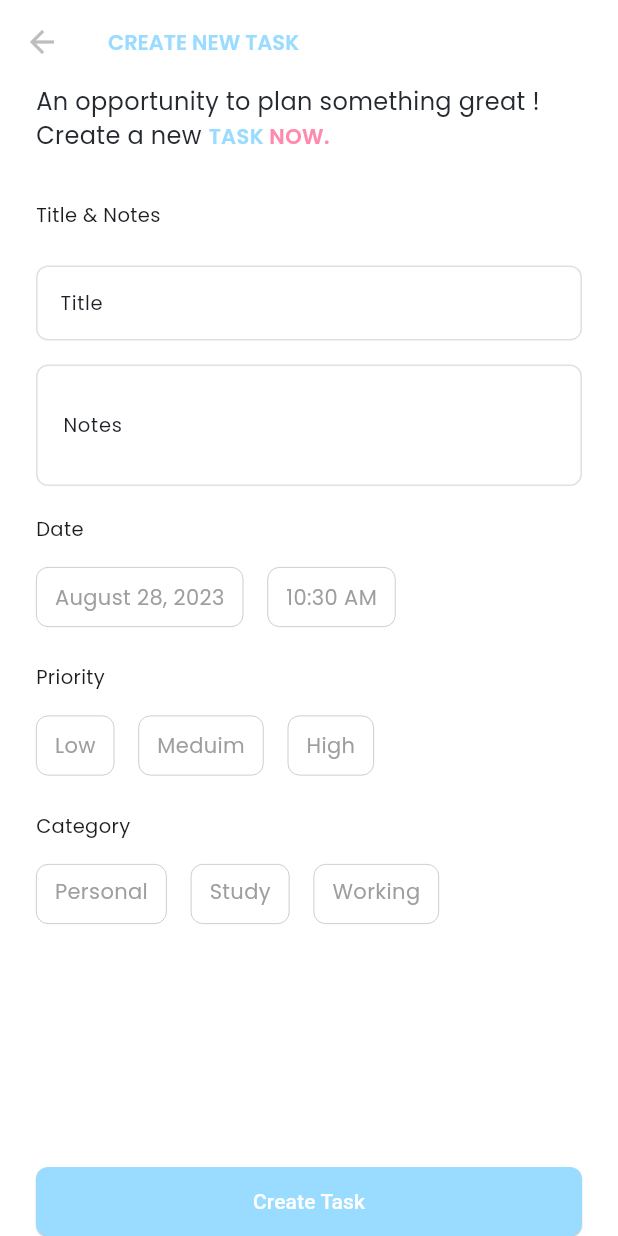
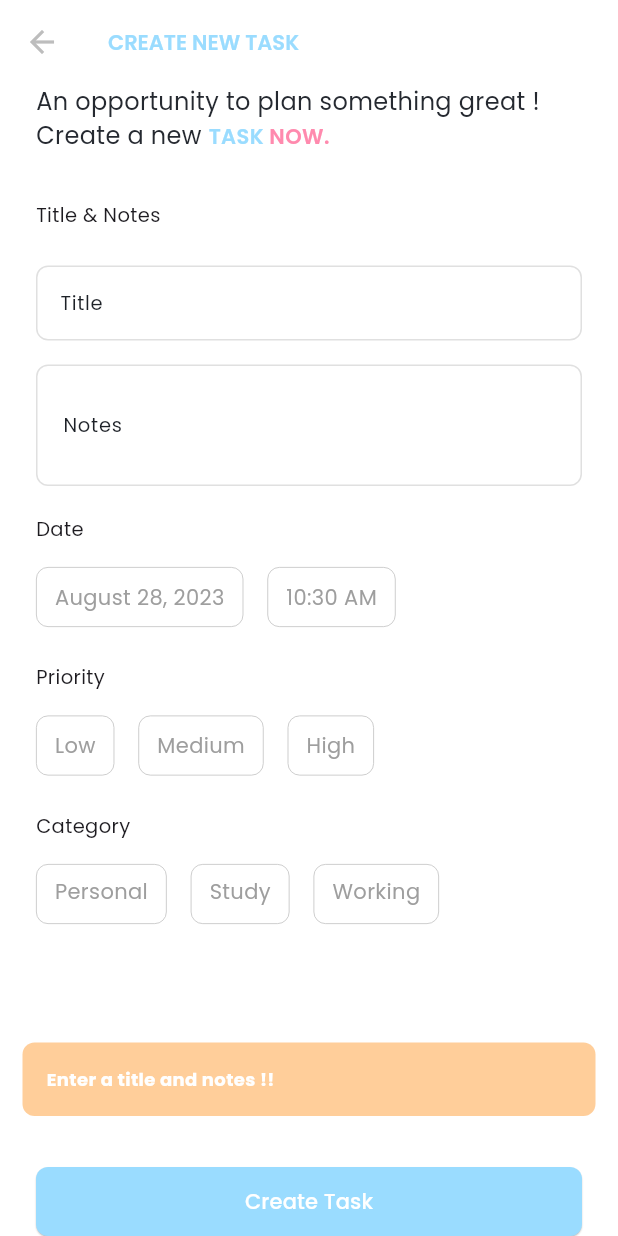
Before and after one commit to cookkiees/flutter_task_app, a Flutter app: the ScheduleCreateScreen screen opened by its route, after a tap on "Create Task", on a phone screen of 412 x 824 dp. Run offline on Flutter 3.47's test engine with Material 3 defaults, Android fonts, the phone set to English and light mode, and no system bars; our stand-ins replace carousel_slider, cloud_firestore, firebase_auth, firebase_core, get, google_fonts and 2 more; accounts and stored records are empty.

Commit message:
fix data

```diff
--- a/lib/app/core/helpers/task_info.dart
+++ b/lib/app/core/helpers/task_info.dart
@@ -8,13 +8,17 @@ class TaskInfo {
     ScaffoldMessenger.of(Get.context!).showSnackBar(
       SnackBar(
         elevation: 0,
-        backgroundColor: MyColors.darkPrimary,
+        backgroundColor: MyColors.orange,
         padding: const EdgeInsets.all(16),
-        shape: RoundedRectangleBorder(borderRadius: BorderRadius.circular(12)),
+        shape: RoundedRectangleBorder(borderRadius: BorderRadius.circular(8)),
         behavior: SnackBarBehavior.floating,
         content: Text(
           '$message!!',
-          style: MyText.subtitleStyle(color: Colors.white),
+          style: MyText.defaultStyle(
+            color: Colors.white,
+            fontSize: 12,
+            fontWeight: FontWeight.bold,
+          ),
         ),
         duration: const Duration(seconds: 2),
       ),
--- a/lib/app/core/services/firebase_firestore_service.dart
+++ b/lib/app/core/services/firebase_firestore_service.dart
@@ -1,11 +1,15 @@
 import 'package:cloud_firestore/cloud_firestore.dart';
+import 'package:flutter/material.dart';
 import 'package:get/get.dart';
-import 'package:task_app/app/core/services/firebase_result.dart';
-import 'package:task_app/app/core/services/firebase_result_type.dart';
+import 'package:intl/intl.dart';
 
+import '../../modules/schedule/entities/schedule_base_entity.dart';
 import '../helpers/task_logger.dart';
+import '../local_storage/shared_preference.dart';
 import 'firebase_request.dart';
 import 'firebase_request_method.dart';
+import 'firebase_result.dart';
+import 'firebase_result_type.dart';
 
 class FirebaseFirestoreService extends GetConnect {
   Future<FirestoreResult<DocumentSnapshot>> firestoreRequestUser(
@@ -23,7 +27,7 @@ class FirebaseFirestoreService extends GetConnect {
           return FirestoreResult(
             result: FirestoreResultType.success,
             data: documentSnapshot,
-            errorMessage: '',
+            meessage: '',
           );
         case FirestoreRequestMethod.post:
           await firestore
@@ -32,31 +36,167 @@ class FirebaseFirestoreService extends GetConnect {
               .set(request.data!);
           return FirestoreResult(
             result: FirestoreResultType.success,
-            errorMessage: '',
+            meessage: '',
           );
         default:
           return FirestoreResult(
             result: FirestoreResultType.failure,
-            errorMessage: 'Unsupported request method.',
+            meessage: 'Unsupported request method.',
           );
       }
     } catch (error) {
       return FirestoreResult(
         result: FirestoreResultType.failure,
-        errorMessage: error.toString(),
+        meessage: error.toString(),
       );
-    } finally {}
+    }
   }
 
   Future<void> debugPrintFirestore(
       FirebaseFirestoreRequest request, Object? documentSnapshot) async {
-    TaskLogger.logDebug(
-        '----------------- FIREBASE FIRESTORE -----------------');
+    TaskLogger.logDebug('----------------- FIRESTORE USER -----------------');
     TaskLogger.logDebug('Method: ${request.method}');
     TaskLogger.logDebug('Collection: ${request.collection}');
     TaskLogger.logDebug('Document ID: ${request.documentId}');
     TaskLogger.logDebug('Data: $documentSnapshot');
-    TaskLogger.logDebug(
-        '------------------------------------------------------');
+    TaskLogger.logDebug('----------------------------------------------------');
+  }
+
+  Future<FirestoreResult<List<ScheduleBaseEntity>>> firestoreRequestTask(
+      FirestoreRequestTask request) async {
+    FirebaseFirestore firestore = FirebaseFirestore.instance;
+    QuerySnapshot querySnapshot;
+    final userEmail = await SharedPref.getAccessTokenFrom();
+
+    ScheduleBaseEntity scheduleEntityFromDocumentSnapshot(
+        QueryDocumentSnapshot doc) {
+      Map<String, dynamic> data = doc.data() as Map<String, dynamic>;
+      return ScheduleBaseEntity.fromFirestoreData(data);
+    }
+
+    try {
+      switch (request.method) {
+        case FirestoreRequestMethod.get:
+          querySnapshot = await firestore
+              .collection('task')
+              .doc(userEmail)
+              .collection('monthly')
+              .doc(request.montly)
+              .collection("${request.date}")
+              .get();
+          final monthlyTask = querySnapshot.docs;
+          List<ScheduleBaseEntity> monthlyTaskEntities = monthlyTask
+              .map((doc) => scheduleEntityFromDocumentSnapshot(doc))
+              .toList();
+
+          debugPrintFirestoreTask(request, userEmail, monthlyTaskEntities);
+          return FirestoreResult(
+            result: FirestoreResultType.success,
+            data: monthlyTaskEntities,
+            meessage: '',
+          );
+        case FirestoreRequestMethod.post:
+          DateTime currentDate = DateTime.now();
+          DateTime requestDate = request.data!['date'];
+          String requestTimeStr = request.data!['time'] as String;
+          List<String> timeComponents = requestTimeStr.split(':');
+          TimeOfDay requestTime = TimeOfDay(
+            hour: int.parse(timeComponents[0]),
+            minute: int.parse(timeComponents[1]),
+          );
+          DateTime requestDateTime = DateTime(
+            requestDate.year,
+            requestDate.month,
+            requestDate.day,
+            requestTime.hour,
+            requestTime.minute,
+          );
+          if (requestDateTime.isBefore(currentDate)) {
+            return FirestoreResult(
+              result: FirestoreResultType.failure,
+              meessage: 'Cannot add data to past months or time.',
+            );
+          } else {
+            final task = FirebaseFirestore.instance.collection('task');
+            String releaseDate = DateFormat.MMMMd().format(requestDate);
+            String date = DateFormat.d().format(requestDate);
+            String timeString = requestTime.toString();
+            String releaseTime = timeString.replaceAll(RegExp(r'[^\d:]'), '');
+
+            final snapshot = await task
+                .doc(userEmail)
+                .collection('monthly')
+                .doc(request.montly)
+                .collection(date)
+                .get();
+
+            int taskId = calculateNewTaskId(snapshot.docs);
+
+            final DocumentReference documentRef = firestore
+                .collection('task')
+                .doc(userEmail)
+                .collection('monthly')
+                .doc(request.montly)
+                .collection(date)
+                .doc("$taskId");
+            await documentRef.set(request.data);
+            await documentRef.update({
+              'id': "$taskId",
+              'date': releaseDate,
+              'time': releaseTime,
+            });
+            debugPrintFirestoreTask(request, userEmail, null);
+            return FirestoreResult(
+              result: FirestoreResultType.success,
+              meessage: 'A new task has been added',
+            );
+          }
+        default:
+          return FirestoreResult(
+            result: FirestoreResultType.failure,
+            meessage: 'Unsupported request method.',
+          );
+      }
+    } catch (error) {
+      return FirestoreResult(
+        result: FirestoreResultType.failure,
+        meessage: error.toString(),
+      );
+    }
+  }
+
+  int calculateNewTaskId(List<DocumentSnapshot> categoryDocs) {
+    int maxId = 0;
+    for (var doc in categoryDocs) {
+      final id = int.tryParse(doc['id']);
+      if (id != null && id > maxId) {
+        maxId = id;
+      }
+    }
+    return maxId + 1;
+  }
+
+  Future<void> debugPrintFirestoreTask(FirestoreRequestTask? request,
+      String? documentId, List<ScheduleBaseEntity>? entity) async {
+    TaskLogger.logDebug('----------------- FIREBASE TASK  -----------------');
+    TaskLogger.logDebug('Method: ${request!.method}');
+    if (request.data != null || entity != []) {
+      TaskLogger.logDebug('Status: SUCCESS');
+    } else {
+      TaskLogger.logDebug('Status: FAILURE');
+    }
+    TaskLogger.logDebug('Collection : ${'TASK'}');
+    TaskLogger.logDebug('Document : $documentId');
+    TaskLogger.logDebug('Collection : ${'MONTHLY'}');
+    TaskLogger.logDebug('Document : ${request.montly}');
+    TaskLogger.logDebug('Collection : ${request.date}');
+    if (request.data != null) {
+      TaskLogger.logDebug('Document : ${request.data}');
+    }
+    if (entity != null) {
+      TaskLogger.logDebug('Document : $entity');
+    }
+
+    TaskLogger.logDebug('-------------------------------------------------');
   }
 }
--- a/lib/app/core/services/firebase_result.dart
+++ b/lib/app/core/services/firebase_result.dart
@@ -11,11 +11,11 @@ class FirebaseResult<T> {
 class FirestoreResult<T> {
   final FirestoreResultType result;
   final T? data;
-  final String? errorMessage;
+  final String? meessage;
 
   FirestoreResult({
     required this.result,
     this.data,
-    this.errorMessage,
+    this.meessage,
   });
 }
--- a/lib/app/modules/authentication/sign_in/controllers/sign_in_controller.dart
+++ b/lib/app/modules/authentication/sign_in/controllers/sign_in_controller.dart
@@ -13,7 +13,7 @@ import '../../models/user_base_view_model.dart';
 import 'sign_in_repository.dart';
 
 class SignInController extends GetxController {
-  final worker = Get.find<SignInRepository>();
+  final repository = Get.find<SignInRepository>();
   final firestore = Get.find<FirebaseFirestoreService>();
 
   final email = TextEditingController();
@@ -34,7 +34,7 @@ class SignInController extends GetxController {
   Future<void> handleGoogleSignIn() async {
     isLoadingGoogleSignIn.value = true;
     try {
-      final firebaseResult = await worker.prosesGoogleSignIn();
+      final firebaseResult = await repository.prosesGoogleSignIn();
       if (firebaseResult.result == FirebaseResultType.success) {
         User? currentUser = FirebaseAuth.instance.currentUser;
         FirebaseFirestoreRequest firestoreRequest;
@@ -67,7 +67,7 @@ class SignInController extends GetxController {
     isLoadingSignIn.value = true;
     try {
       final firebaseResult =
-          await worker.prosesSignIn(email.text, password.text);
+          await repository.prosesSignIn(email.text, password.text);
       if (firebaseResult.result == FirebaseResultType.success) {
         final user = firebaseResult.data!.user;
         if (user != null) {
--- a/lib/app/modules/authentication/sign_in/controllers/sign_in_repository.dart
+++ b/lib/app/modules/authentication/sign_in/controllers/sign_in_repository.dart
@@ -17,7 +17,6 @@ class SignInRepository {
       password: password,
     );
     final firebaseResult = await service.firebaseAuth(request);
-
     return firebaseResult;
   }
 
--- a/lib/app/modules/home/controller/home_controller.dart
+++ b/lib/app/modules/home/controller/home_controller.dart
@@ -53,7 +53,7 @@ class HomeController extends GetxController {
           final data = UserBaseEntity.fromFirestoreData(results);
           userViewModel.value = UserBaseViewModel.fromEntity(data);
         } else {
-          TaskLogger.logError("${response.errorMessage}");
+          TaskLogger.logError("${response.meessage}");
         }
       }
     } catch (e) {
--- a/lib/app/modules/home/home_screen.dart
+++ b/lib/app/modules/home/home_screen.dart
@@ -1,4 +1,3 @@
-import 'package:cached_network_image/cached_network_image.dart';
 import 'package:carousel_slider/carousel_slider.dart';
 import 'package:flutter/material.dart';
 import 'package:get/get.dart';
--- a/lib/app/modules/schedule/controllers/schedule_controller.dart
+++ b/lib/app/modules/schedule/controllers/schedule_controller.dart
@@ -1,7 +1,13 @@
+import 'package:cloud_firestore/cloud_firestore.dart';
 import 'package:flutter/material.dart';
 import 'package:get/get.dart';
 import 'package:intl/intl.dart';
+import 'package:task_app/app/core/helpers/task_logger.dart';
 
+import '../../../core/helpers/task_info.dart';
+import '../../../core/services/firebase_result_type.dart';
+import '../entities/schedule_base_entity.dart';
+import '../models/schedule_view_model.dart';
 import 'schedule_repository.dart';
 
 class ScheduleController extends GetxController {
@@ -15,6 +21,15 @@ class ScheduleController extends GetxController {
   Rx<TimeOfDay?> selectedTime = Rx<TimeOfDay?>(null);
   Rx<String> selectedCategory = ''.obs;
   Rx<String> selectedPriority = ''.obs;
+
+  void resetField() {
+    title.text = '';
+    notes.text = '';
+    selectedDate.value = null;
+    selectedTime.value = null;
+    selectedPriority.value = '';
+    selectedCategory.value = '';
+  }
 
   void setSelectedPriority(String value) {
     selectedPriority.value = value;
@@ -41,12 +56,6 @@ class ScheduleController extends GetxController {
     return List<int>.generate(daysInMonth, (index) => index + 1);
   }
 
-  @override
-  void onInit() {
-    super.onInit();
-    scrollController = ScrollController();
-  }
-
   void scrollToSelectedDay() {
     int selectedIndex = getDaysForSelectedMonth().indexOf(selectedDay.value);
     if (selectedIndex >= 0 && scrollController.hasClients) {
@@ -55,4 +64,107 @@ class ScheduleController extends GetxController {
       });
     }
   }
+
+  @override
+  void onInit() {
+    handleGetMonthlyTask(selectedMonth.value, selectedDay.value.toString());
+    super.onInit();
+    scrollController = ScrollController();
+  }
+
+  RxBool isLoadingCreateTask = false.obs;
+  RxBool isLoadingGetMonthlyTask = false.obs;
+
+  TextEditingController title = TextEditingController();
+  TextEditingController notes = TextEditingController();
+
+  List<ScheduleViewModel?> monthlyTask = [];
+
+  Future<void> handleCraeteTask() async {
+    isLoadingCreateTask.value = true;
+    if (title.text.isEmpty || notes.text.isEmpty) {
+      TaskInfo.showSnackBar("Enter a title and notes ");
+
+      isLoadingCreateTask.value = false;
+      return;
+    }
+    if (selectedDate.value == null || selectedTime.value == null) {
+      TaskInfo.showSnackBar("Enter a date ");
+      isLoadingCreateTask.value = false;
+      return;
+    }
+    if (selectedPriority.value == '' || selectedPriority.value.isEmpty) {
+      TaskInfo.showSnackBar("Enter a Priority ");
+      isLoadingCreateTask.value = false;
+      return;
+    }
+    if (selectedCategory.value == '' || selectedCategory.value.isEmpty) {
+      TaskInfo.showSnackBar("Enter a Category ");
+      isLoadingCreateTask.value = false;
+      return;
+    }
+
+    try {
+      String monthName = DateFormat.MMMM().format(selectedDate.value!);
+      String timeString = selectedTime.value.toString();
+      String formattedTime = timeString.replaceAll(RegExp(r'[^\d:]'), '');
+
+      Map<String, dynamic>? data = {
+        'title': title.text,
+        'notes': notes.text,
+        'date': selectedDate.value,
+        'time': formattedTime,
+        'priority': selectedPriority.value,
+        'category': selectedCategory.value,
+        'is_active': true
+      };
+      final firestore = await repository.prosesCreateTask(
+        data,
+        monthName,
+      );
+      if (firestore.result == FirestoreResultType.success) {
+        TaskInfo.showSnackBar("${firestore.meessage}");
+        await handleGetMonthlyTask(
+          selectedMonth.value,
+          selectedDay.value.toString(),
+        );
+      } else if (firestore.result == FirestoreResultType.failure) {
+        TaskInfo.showSnackBar("${firestore.meessage}");
+      }
+    } finally {
+      resetField();
+      isLoadingCreateTask.value = false;
+    }
+  }
+
+  Future<void> handleGetMonthlyTask(String monthly, String date) async {
+    isLoadingGetMonthlyTask.value = true;
+    try {
+      final firestore = await repository.prosesGetMonthlyTask(
+        monthly,
+        date,
+      );
+      if (firestore.result == FirestoreResultType.success) {
+        List<ScheduleBaseEntity>? entity = firestore.data;
+
+        if (entity != null || entity!.isNotEmpty) {
+          monthlyTask = entity.map((scheduleEntity) {
+            return ScheduleViewModel.fromEntity(scheduleEntity);
+          }).toList();
+        }
+      } else if (firestore.result == FirestoreResultType.failure) {
+        TaskLogger.logError("${firestore.meessage}");
+      }
+    } finally {
+      isLoadingGetMonthlyTask.value = false;
+    }
+  }
+
+  List<ScheduleBaseEntity> convertQuerySnapshotToList(
+      QuerySnapshot querySnapshot) {
+    return querySnapshot.docs.map((document) {
+      final documentData = document.data() as Map<String, dynamic>;
+      return ScheduleBaseEntity.fromFirestoreData(documentData);
+    }).toList();
+  }
 }
--- a/lib/app/modules/schedule/controllers/schedule_repository.dart
+++ b/lib/app/modules/schedule/controllers/schedule_repository.dart
@@ -1,6 +1,32 @@
 import 'package:get/get.dart';
 import 'package:task_app/app/core/services/firebase_firestore_service.dart';
+import 'package:task_app/app/core/services/firebase_request_method.dart';
+
+import '../../../core/services/firebase_request.dart';
+import '../../../core/services/firebase_result.dart';
 
 class ScheduleRepository {
   FirebaseFirestoreService service = Get.find<FirebaseFirestoreService>();
+
+  Future<FirestoreResult> prosesCreateTask(
+      Map<String, dynamic>? data, String montly) async {
+    FirestoreRequestTask request = FirestoreRequestTask(
+      method: FirestoreRequestMethod.post,
+      data: data,
+      montly: montly,
+    );
+    final firestoreResult = await service.firestoreRequestTask(request);
+    return firestoreResult;
+  }
+
+  Future<FirestoreResult> prosesGetMonthlyTask(
+      String montly, String date) async {
+    FirestoreRequestTask request = FirestoreRequestTask(
+      method: FirestoreRequestMethod.get,
+      montly: montly,
+      date: date,
+    );
+    final firestoreResult = await service.firestoreRequestTask(request);
+    return firestoreResult;
+  }
 }
--- /dev/null
+++ b/lib/app/modules/schedule/entities/schedule_base_entity.dart
@@ -0,0 +1,31 @@
+class ScheduleBaseEntity {
+  final String title;
+  final String notes;
+  final String date;
+  final String time;
+  final String priority;
+  final String category;
+  final bool isActive;
+
+  ScheduleBaseEntity({
+    required this.title,
+    required this.notes,
+    required this.date,
+    required this.time,
+    required this.priority,
+    required this.category,
+    required this.isActive,
+  });
+
+  factory ScheduleBaseEntity.fromFirestoreData(Map<String, dynamic> data) {
+    return ScheduleBaseEntity(
+      title: data['title'] ?? '',
+      notes: data['notes'] ?? '',
+      date: data['date'] ?? '',
+      time: data['time'] ?? '',
+      priority: data['priority'] ?? '',
+      category: data['category'] ?? '',
+      isActive: data['is_active'] ?? false,
+    );
+  }
+}
--- /dev/null
+++ b/lib/app/modules/schedule/models/schedule_view_model.dart
@@ -0,0 +1,32 @@
+import '../entities/schedule_base_entity.dart';
+
+class ScheduleViewModel {
+  final String title;
+  final String notes;
+  final String date;
+  final String time;
+  final String priority;
+  final String category;
+  final bool isActive;
+
+  ScheduleViewModel(
+      {required this.title,
+      required this.notes,
+      required this.date,
+      required this.time,
+      required this.priority,
+      required this.category,
+      required this.isActive,
+      s});
+  factory ScheduleViewModel.fromEntity(ScheduleBaseEntity data) {
+    return ScheduleViewModel(
+      title: data.title,
+      notes: data.notes,
+      date: data.date,
+      time: data.time,
+      priority: data.priority,
+      category: data.category,
+      isActive: data.isActive,
+    );
+  }
+}
--- a/lib/app/modules/schedule/schedule_create_screen.dart
+++ b/lib/app/modules/schedule/schedule_create_screen.dart
@@ -4,6 +4,7 @@ import 'package:task_app/app/components/my_global_elevatedbutton_widget.dart';
 import 'package:task_app/app/theme/utils/my_colors.dart';
 
 import '../../components/my_global_textformfield_widget.dart';
+import '../../core/helpers/task_loading.dart';
 import '../../theme/utils/my_strings.dart';
 import 'controllers/schedule_controller.dart';
 import 'widgets/schedule_category_widget.dart';
@@ -43,8 +44,19 @@ class ScheduleCreateScreen extends GetView<ScheduleController> {
           child: MyGlobalElevatedButtonWidget(
             side: BorderSide.none,
             backgroundColor: MyColors.blue,
-            onPressed: () {},
-            child: const Text('Create Task'),
+            onPressed: () {
+              controller.handleCraeteTask();
+            },
+            child: Obx(
+              () => controller.isLoadingCreateTask.value
+                  ? TaskLoading.button()
+                  : Text(
+                      'Create Task',
+                      style: MyText.defaultStyle(
+                        color: Colors.white,
+                      ),
+                    ),
+            ),
           ),
         ),
       ),
@@ -115,19 +127,21 @@ class ScheduleCreateScreen extends GetView<ScheduleController> {
             style: MyText.defaultStyle(fontSize: 13),
           ),
           const SizedBox(height: 24),
-          const MyGlobalTextFormFieldWidget(
+          MyGlobalTextFormFieldWidget(
+            controller: controller.title,
             labelText: 'Title',
             hintText: 'Enter a title',
           ),
           const SizedBox(height: 16),
-          const SizedBox(
+          SizedBox(
             height: 100,
             child: MyGlobalTextFormFieldWidget(
               expands: true,
               isCollapsed: true,
               isDense: true,
-              contentPadding: EdgeInsets.all(14),
-              constraints: BoxConstraints(maxHeight: 100),
+              controller: controller.notes,
+              contentPadding: const EdgeInsets.all(14),
+              constraints: const BoxConstraints(maxHeight: 100),
               labelText: 'Notes',
               hintText: 'Enter a Notes',
               helperText: '',
--- a/lib/app/modules/schedule/widgets/schedule_priority_widget.dart
+++ b/lib/app/modules/schedule/widgets/schedule_priority_widget.dart
@@ -15,7 +15,7 @@ class SchedulePriorityWidget extends GetView<ScheduleController> {
   Widget build(BuildContext context) {
     List<String> priority = [
       'Low',
-      'Meduim',
+      'Medium',
       'High',
     ];
     List<Color> colors = [
--- a/lib/app/theme/utils/my_strings.dart
+++ b/lib/app/theme/utils/my_strings.dart
@@ -4,12 +4,15 @@ import 'package:task_app/app/theme/utils/my_colors.dart';
 
 class MyText {
   static defaultStyle(
-      {double? fontSize, FontWeight? fontWeight, Color? color}) {
+      {double? fontSize,
+      FontWeight? fontWeight,
+      Color? color,
+      TextOverflow? overflow}) {
     return GoogleFonts.poppins(
-      fontSize: fontSize,
-      fontWeight: fontWeight,
-      color: color,
-    );
+        fontSize: fontSize,
+        fontWeight: fontWeight,
+        color: color,
+        textStyle: TextStyle(overflow: overflow));
   }
 
   static headerStyle() {
```
Also changed, not shown: lib/app/components/my_global_card_widget.dart (added, +104 -0 lines), lib/app/core/services/firebase_request.dart (+14 -0 lines), lib/app/modules/schedule/schedule_screen.dart (+70 -46 lines).
